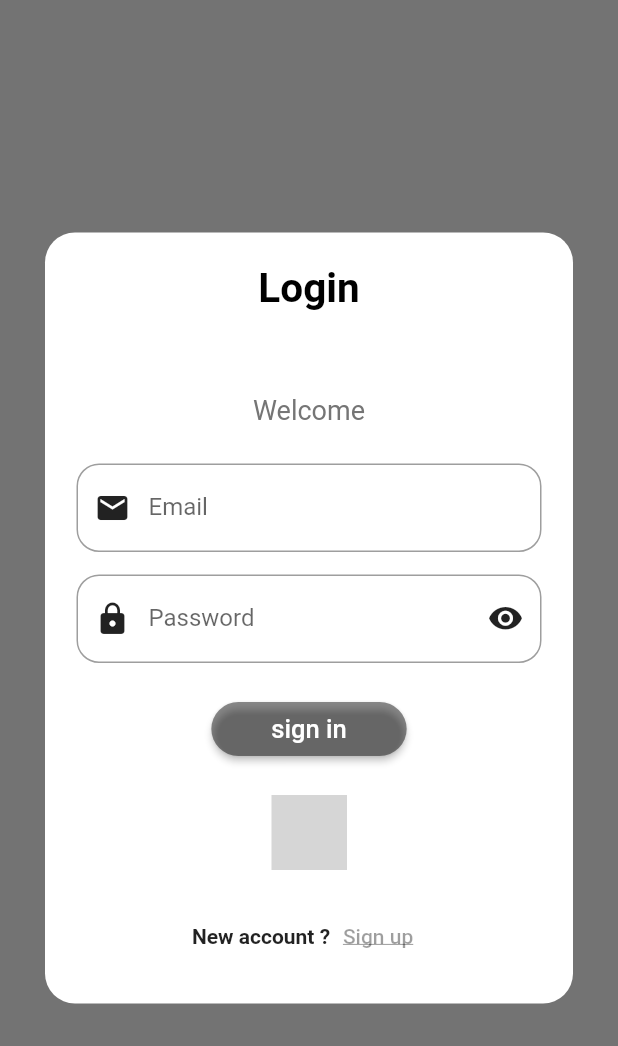
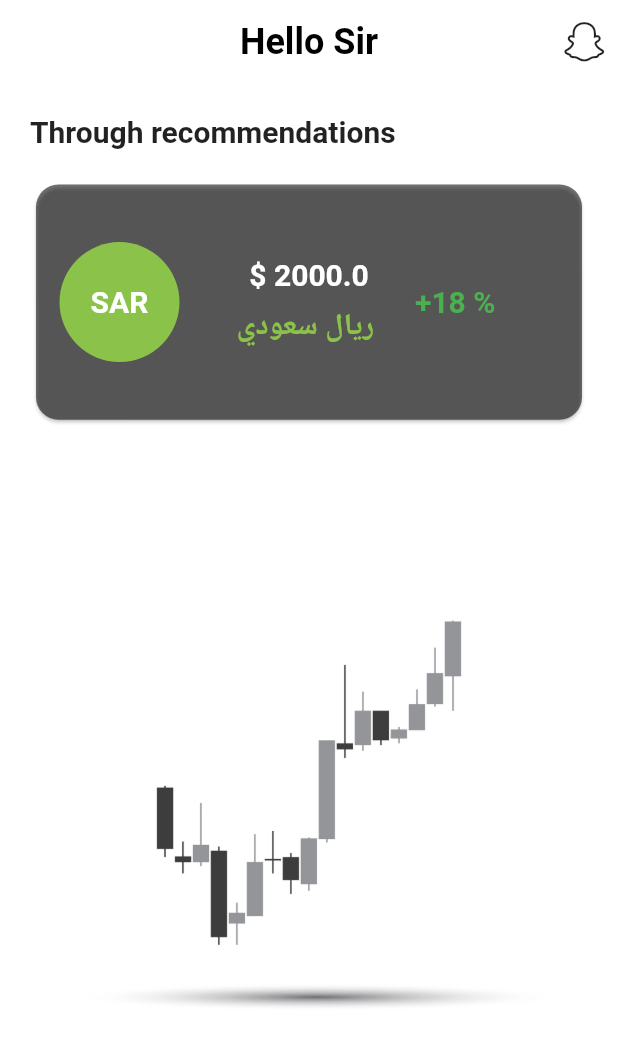
Before and after one commit to ahmedaadel/stock-market-app, a Flutter app: the screen it shows after launch, on a phone screen of 412 x 824 dp. Shown: the top 1046 px of the screen. Run offline on Flutter 3.47's test engine with Material 2 defaults, Android fonts, the phone set to English and light mode, and no system bars; our stand-ins replace firebase_auth, firebase_core, fluttertoast, shared_preferences; missing offline and left inert: text_divider; accounts and stored records are empty; grey boxes are pictures that could not be loaded.

Commit message:
New Screen Segel

```diff
--- /dev/null
+++ b/lib/components/constants.dart
@@ -0,0 +1,3 @@
+
+
+import 'package:flutter/material.dart';
--- a/lib/main.dart
+++ b/lib/main.dart
@@ -1,10 +1,13 @@
 import 'package:borsetak/modules/Login.dart';
+import 'package:borsetak/modules/segel_Screen.dart';
 import 'package:firebase_core/firebase_core.dart';
 import 'package:flutter/material.dart';
+import 'package:flutter/services.dart';
 
 void main()  {
   WidgetsFlutterBinding.ensureInitialized();
   Firebase.initializeApp();
+
   runApp(const MyApp(
 
   ));
@@ -19,9 +22,22 @@ class MyApp extends StatelessWidget {
   }
   @override
   Widget build(BuildContext contex) {
-    return const MaterialApp (
+    return  MaterialApp (
+
+      theme: ThemeData(
+ scaffoldBackgroundColor: Colors.white,
+        appBarTheme:const AppBarTheme(
+          actionsIconTheme: IconThemeData(color: Colors.black87),
+          iconTheme: IconThemeData(color: Colors.black),
+          backgroundColor: Colors.white,
+          systemOverlayStyle: SystemUiOverlayStyle(statusBarColor: Colors.white),
+          elevation: 0.0,
+            titleTextStyle: TextStyle(
+                color: Colors.black, fontSize: 20, fontWeight: FontWeight.bold)
+        )
+      ),
       debugShowCheckedModeBanner: false,
-      home:  LoginScreen(),
+      home:  SegelScreen(),
     );
   }
 }
--- /dev/null
+++ b/lib/modules/segel_Screen.dart
@@ -0,0 +1,103 @@
+import 'package:flutter/material.dart';
+
+class SegelScreen extends StatefulWidget {
+  const SegelScreen({Key? key}) : super(key: key);
+
+  @override
+  State<SegelScreen> createState() => _SegelScreenState();
+}
+
+class _SegelScreenState extends State<SegelScreen> {
+  @override
+  Widget build(BuildContext context) {
+    double screenWidth = MediaQuery.of(context).size.width;
+    double screenHeight = MediaQuery.of(context).size.height;
+    return Scaffold(
+      appBar: AppBar(
+        centerTitle: true,
+        title: const Text(
+          'Hello Sir',
+          style: TextStyle(fontSize: 24),
+        ),
+        actions: [
+          IconButton(
+              onPressed: () {}, icon: const Icon(Icons.snapchat, size: 35))
+        ],
+      ),
+      body: Padding(
+        padding: const EdgeInsets.all(20.0),
+        child: Column(
+          textBaseline:TextBaseline.alphabetic ,
+          crossAxisAlignment: CrossAxisAlignment.start,
+          children: [
+            const Text('Through recommendations',
+                style: TextStyle(fontSize: 20, fontWeight: FontWeight.bold)),
+            const SizedBox(
+              height: 20,
+            ),
+            Container(
+              width: double.infinity,
+              height: screenHeight / 5,
+              child: Card(
+                shape: RoundedRectangleBorder(
+                    borderRadius: BorderRadius.circular(15)),
+                color: Colors.black54,
+                child: Row(
+                  children: [
+                    const Expanded(
+                      child: CircleAvatar(
+                        radius: 40,
+                        backgroundColor: Colors.lightGreen,
+                        child: Text('SAR',
+                            style: TextStyle(
+                                fontSize: 20,
+                                color: Colors.white,
+                                fontWeight: FontWeight.w600)),
+                      ),
+                    ),
+                    const SizedBox(
+                      width: 15,
+                    ),
+                    Expanded(
+                      child: Column(
+                        textBaseline:TextBaseline.alphabetic ,
+
+                        mainAxisAlignment: MainAxisAlignment.center,
+                        crossAxisAlignment: CrossAxisAlignment.center,
+                        children: const [
+                          Text("\$ 2000.0",
+                              style: TextStyle(
+                                  fontSize: 20,
+                                  color: Colors.white,
+                                  fontWeight: FontWeight.w600)),
+
+                          SizedBox(height: 10,),
+                          Text("ريال سعودي ",
+                              style: TextStyle(
+                                  fontSize: 20,
+                                  color: Colors.lightGreen,
+                                  fontWeight: FontWeight.w600)),
+                        ],
+                      ),
+                    ),
+                    const SizedBox(
+                      width: 15,
+                    ),
+                    const Expanded(
+                      child: Text('+18 %',
+                          style: TextStyle(
+                              fontSize: 20,
+                              color: Colors.green,
+                              fontWeight: FontWeight.w600)),
+                    ),
+                  ],
+                ),
+              ),
+            ),
+            Expanded(child: Image.asset('assets/images/market.png',))
+          ],
+        ),
+      ),
+    );
+  }
+}
--- a/pubspec.yaml
+++ b/pubspec.yaml
@@ -35,6 +35,9 @@ dependencies:
   text_divider: ^1.0.0
   firebase_auth: ^3.9.0
   firebase_core: ^1.22.0
+  fluttertoast: ^8.0.9
+  shared_preferences: ^2.0.15
+  dio: ^4.0.6
 
   # The following adds the Cupertino Icons font to your application.
   # Use with the CupertinoIcons class for iOS style icons.
@@ -62,6 +65,9 @@ flutter:
   # the material Icons class.
   uses-material-design: true
 
+  assets:
+     - assets/images/
+  #   - images/a_dot_ham.jpeg
   # To add assets to your application, add an assets section, like this:
   # assets:
   #   - images/a_dot_burr.jpeg
```
Also changed, not shown: lib/Network/Local/Shared_preferences.dart (added, +32 -0 lines), lib/components/components.dart (added, +56 -0 lines), lib/modules/Login.dart (+74 -106 lines), assets/images/market.png (added), pubspec.lock.
